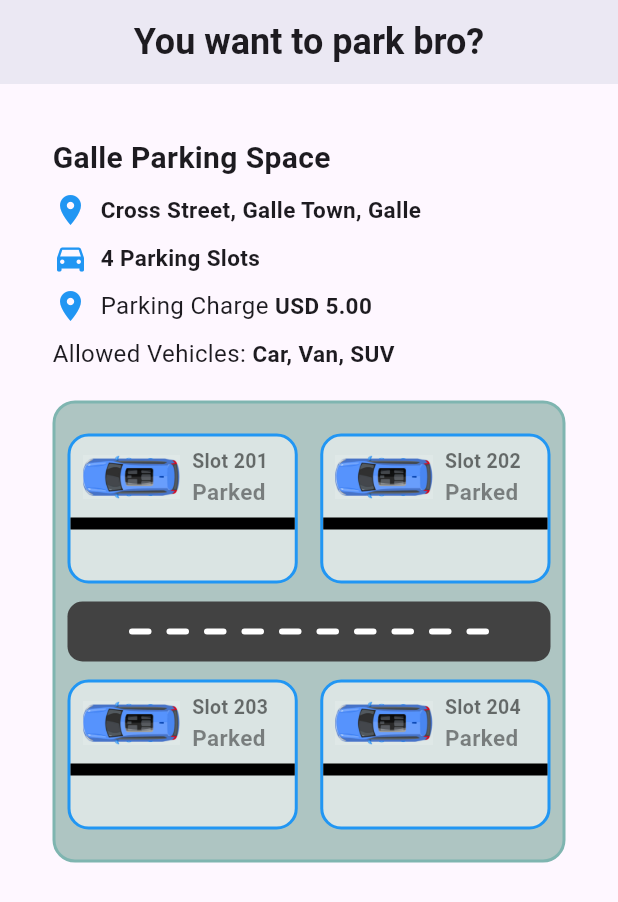
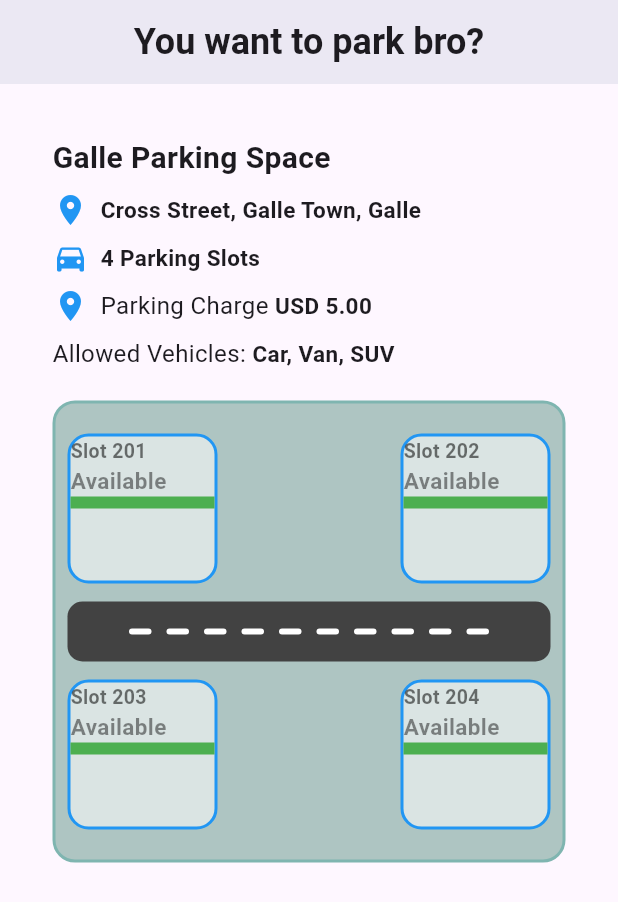
Before and after one commit to NavodyaD/bookmyslot, a Flutter app: the screen it shows after launch, on a phone screen of 412 x 824 dp. Shown: the top 902 px of the screen. Run offline on Flutter 3.47's test engine with Material 3 defaults, Android fonts, the phone set to English and light mode, and no system bars; our stand-ins replace cloud_firestore, firebase_core, firebase_database, flutter_map, google_maps_flutter, latlong2 and 1 more; accounts and stored records are empty.

Commit message:
real time slot status update in real time database
When booking added, real time slot status update in firebase real time database

```diff
--- a/lib/main.dart
+++ b/lib/main.dart
@@ -1,6 +1,7 @@
 import 'package:bookmyslot/firebase_options.dart';
 import 'package:bookmyslot/screens/booking_success_page.dart';
 import 'package:bookmyslot/screens/home_page.dart';
+import 'package:bookmyslot/screens/light.dart';
 import 'package:bookmyslot/screens/parking_maps_page.dart';
 import 'package:bookmyslot/screens/parking_googlemaps_page.dart';
 import 'package:bookmyslot/screens/parking_page.dart';
--- a/lib/screens/parking_page.dart
+++ b/lib/screens/parking_page.dart
@@ -2,6 +2,7 @@ import 'package:bookmyslot/screens/slot_booking_page.dart';
 import 'package:bookmyslot/widgets/road_line.dart';
 import 'package:flutter/material.dart';
 
+import '../services/slot_services.dart';
 import '../widgets/parking_slot_tile.dart';
 
 class ParkingPage extends StatefulWidget {
@@ -12,6 +13,9 @@ class ParkingPage extends StatefulWidget {
 }
 
 class _ParkingPageState extends State<ParkingPage> {
+
+  final SlotService slotService = SlotService();
+
   @override
   Widget build(BuildContext context) {
 
@@ -65,10 +69,10 @@ class _ParkingPageState extends State<ParkingPage> {
               Row(
                 children: [
                   Icon(
-                    Icons.location_on, // You can replace this with any icon you prefer
-                    color: Colors.blue, // Set the color of the icon
+                    Icons.location_on,
+                    color: Colors.blue,
                   ),
-                  SizedBox(width: 8), // A little space between the icon and text
+                  SizedBox(width: 8),
                   Expanded(
                     child: Text.rich(
                       TextSpan(
@@ -111,113 +115,70 @@ class _ParkingPageState extends State<ParkingPage> {
                 child: Column(
                   crossAxisAlignment: CrossAxisAlignment.start,
                   children: [
+                    // first 2 slots as a row
                     Row(
                       mainAxisAlignment: MainAxisAlignment.spaceBetween,
                       children: [
-                        GestureDetector(
-                          onTap: () {
-                            Navigator.push(
-                              context,
-                              MaterialPageRoute(
-                                builder: (context) => SlotBookingPage(
-                                  parkingSlotId: 201,
-                                ),
-                              ),
-                            );
-                          },
-                          child: Container(
-                            height: 100, // Set a fixed height for the tile
-                            width: tileWidth,  // To ensure it's split evenly
-                            child: ParkingSlotTile(
-                              slotStatus: 'vehicleParked',
-                              slotNumber: 201,
-                            ),
-                          ),
-                        ),
-                        SizedBox(width: 8,),
-                        GestureDetector(
-                          onTap: () {
-                            Navigator.push(
-                              context,
-                              MaterialPageRoute(
-                                builder: (context) => SlotBookingPage(
-                                  parkingSlotId: 202,
-                                ),
-                              ),
-                            );
-                          },
-                          child: Container(
-                            height: 100, // Fixed height for the tile
-                            width: tileWidth, // Same width calculation
-                            child: ParkingSlotTile(
-                              slotStatus: 'vehicleParked',
-                              slotNumber: 202,
-                            ),
-                          ),
-                        ),
+                        _buildParkingSlot(201),
+                        SizedBox(width: 8),
+                        _buildParkingSlot(202),
                       ],
                     ),
-                    // Second row for the next two tiles
-                    SizedBox(height: 12,),
+                    SizedBox(height: 12),
                     RoadLineWidget(),
-                    SizedBox(height: 12,),
+                    SizedBox(height: 12),
+                    // second 2 slots as a row
                     Row(
                       mainAxisAlignment: MainAxisAlignment.spaceBetween,
                       children: [
-                        GestureDetector(
-                          onTap: () {
-                            Navigator.push(
-                              context,
-                              MaterialPageRoute(
-                                builder: (context) => SlotBookingPage(
-                                  parkingSlotId: 203,
-                                ),
-                              ),
-                            );
-                          },
-                          child: Container(
-                            height: 100, // Fixed height for the tile
-                            width: tileWidth, // Same width calculation
-                            child: ParkingSlotTile(
-                              slotStatus: 'vehicleParked',
-                              slotNumber: 203,
-                            ),
-                          ),
-                        ),
-                        SizedBox(width: 8,),
-                        GestureDetector(
-                          onTap: () {
-                            Navigator.push(
-                              context,
-                              MaterialPageRoute(
-                                builder: (context) => SlotBookingPage(
-                                  parkingSlotId: 204,
-                                ),
-                              ),
-                            );
-                          },
-                          child: Container(
-                            height: 100, // Fixed height for the tile
-                            width: tileWidth, // Same width calculation
-                            child: ParkingSlotTile(
-                              slotStatus: 'vehicleParked',
-                              slotNumber: 204,
-                            ),
-                          ),
-                        ),
+                        _buildParkingSlot(203),
+                        SizedBox(width: 8),
+                        _buildParkingSlot(204),
                       ],
                     ),
                   ],
                 ),
-              )
-
-
-
-
+              ),
             ],
           ),
         ),
       ),
     );
   }
+
+  // build the slot according to the passed slotId
+  Widget _buildParkingSlot(int slotNumber) {
+    return StreamBuilder<String>(
+      stream: slotService.getSlotStatus(slotNumber),
+      builder: (context, snapshot) {
+        if (snapshot.connectionState == ConnectionState.waiting) {
+          return Center(child: CircularProgressIndicator());
+        }
+        if (snapshot.hasError) {
+          return Center(child: Text('Error loading slot status'));
+        }
+
+        String slotStatus = snapshot.data ?? "available";
+
+        return GestureDetector(
+          onTap: () {
+            Navigator.push(
+              context,
+              MaterialPageRoute(
+                builder: (context) => SlotBookingPage(parkingSlotId: slotNumber),
+              ),
+            );
+          },
+          child: Container(
+            height: 100,
+            width: 100,
+            child: ParkingSlotTile(
+              slotStatus: slotStatus,
+              slotNumber: slotNumber,
+            ),
+          ),
+        );
+      },
+    );
+  }
 }
--- /dev/null
+++ b/lib/services/slot_services.dart
@@ -0,0 +1,22 @@
+import 'package:firebase_database/firebase_database.dart';
+
+class SlotService {
+  final DatabaseReference _dbRef = FirebaseDatabase.instance.ref().child('slots');
+
+  // Method to fetch the status of a slot from real-time db
+  // function - get slot status
+  Stream<String> getSlotStatus(int slotNumber) {
+    return _dbRef.child(slotNumber.toString()).onValue.map((event) {
+      if (event.snapshot.value != null) {
+        return event.snapshot.value as String;
+      }
+      return "available"; // set default as 'available'
+    });
+  }
+
+  // Method to update slot status
+  // function - update slot status
+  Future<void> updateSlotStatus(int slotNumber, String status) async {
+    await _dbRef.child(slotNumber.toString()).set(status);
+  }
+}
```
Also changed, not shown: lib/screens/slot_booking_page.dart (+9 -3 lines).
